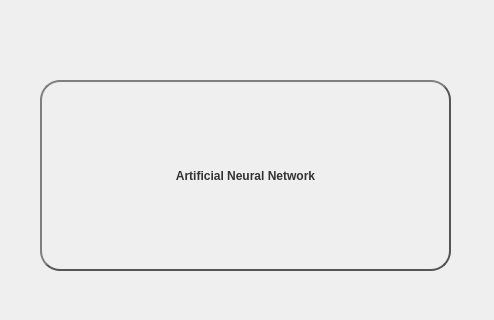
First picture: the form in deepLearning.ui, repository Aineshphanithi/Anatomizing-ML-Algorithms, before the edit; both pictures show x 0 to 494 and y 0 to 320 of the 494 by 677 pixel window.
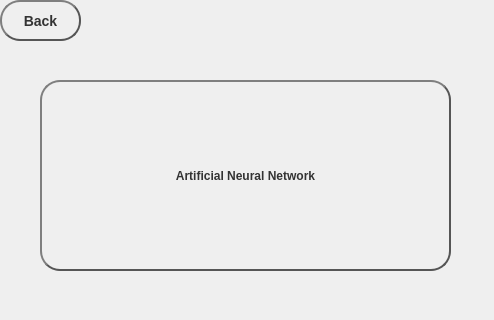
Second picture: the form after the edit.

Commit message: Added back button

Diff of the .ui file:
```diff
--- a/deepLearning.ui
+++ b/deepLearning.ui
@@ -117,6 +117,57 @@
     <string>Convolutional Neural Network</string>
    </property>
   </widget>
+  <widget class="QPushButton" name="back">
+   <property name="geometry">
+    <rect>
+     <x>0</x>
+     <y>0</y>
+     <width>81</width>
+     <height>41</height>
+    </rect>
+   </property>
+   <property name="styleSheet">
+    <string notr="true">QPushButton {
+    color: #333;
+    border: 2px solid #555;
+	font: 22pt &quot;MS Shell Dlg 2&quot;;
+    border-radius: 20px;
+    border-style: outset;
+    background: qradialgradient(
+        cx: 0.3, cy: -0.4, fx: 0.3, fy: -0.4,
+        radius: 2.5, stop: 0 #ff6347, stop: 1 #0000ff
+        );
+    padding: 5px;
+	font-family: &quot;Times New Roman&quot;, Times, serif;
+	font-weight: bold;
+	font-size: 14px;
+	p.color:#8effff;
+    }
+
+QPushButton:hover {
+    background: qradialgradient(
+        cx: 0.3, cy: -0.4, fx: 0.3, fy: -0.4,
+        radius: 1.35, stop: 0 #5100ff, stop: 1#ff0018
+        );
+	color:#8effff;
+
+    }
+QPushButton:hover h4{
+	color:#8effff;;
+}
+
+QPushButton:pressed {
+    border-style: inset;
+    background: qradialgradient(
+        cx: 0.3, cy: -0.4, fx: 0.3, fy: -0.4,
+        radius: 2.5, stop: 0 #5100ff, stop: 1#ff0018
+        );
+    }</string>
+   </property>
+   <property name="text">
+    <string>Back</string>
+   </property>
+  </widget>
  </widget>
  <resources/>
  <connections/>
```
The commit also changes 3 other files.
